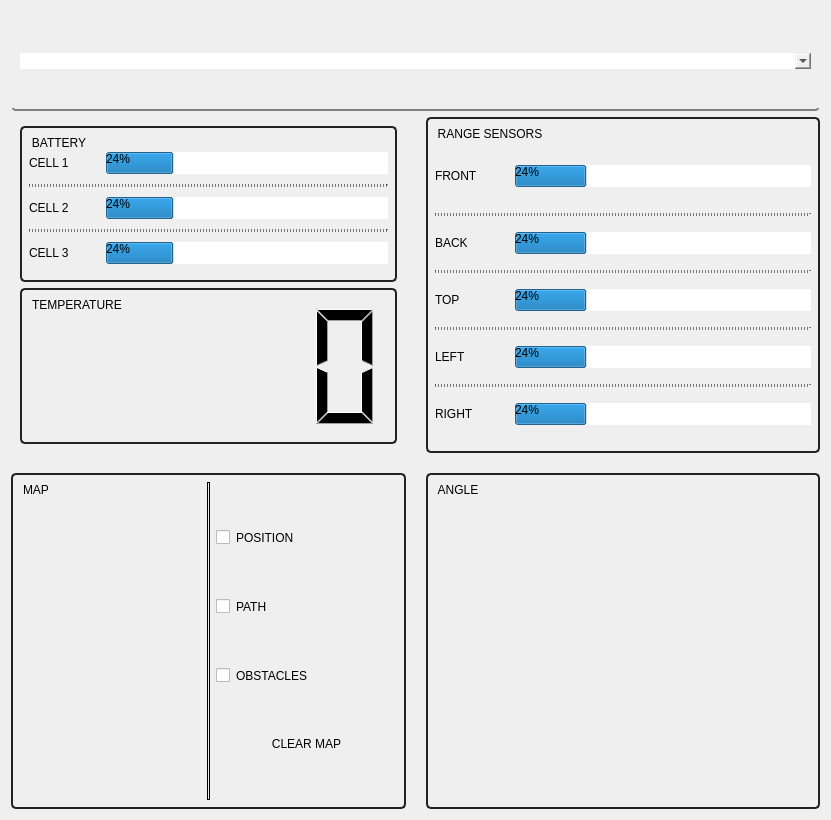
This is dashboard/resource/dashboard.ui in GroupOfRobots/MiniRysRQT as Qt 5 draws it before an edit. The edited form follows.
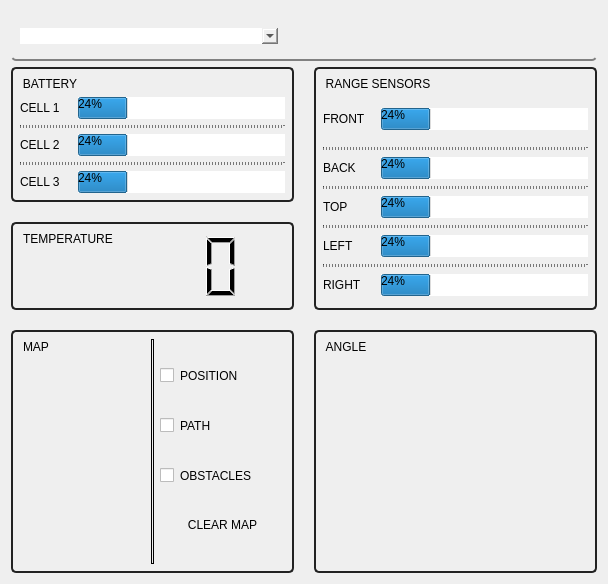
This is the edited form.

Commit message: stack on dashboard

Patch:
```diff
--- a/dashboard/resource/dashboard.ui
+++ b/dashboard/resource/dashboard.ui
@@ -6,8 +6,8 @@
    <rect>
     <x>0</x>
     <y>0</y>
-    <width>831</width>
-    <height>820</height>
+    <width>608</width>
+    <height>584</height>
    </rect>
   </property>
   <property name="windowTitle">
@@ -19,10 +19,16 @@
   <layout class="QVBoxLayout" name="verticalLayout">
    <item>
     <widget class="QGroupBox" name="groupBox">
+     <property name="minimumSize">
+      <size>
+       <width>0</width>
+       <height>50</height>
+      </size>
+     </property>
      <property name="maximumSize">
       <size>
        <width>16777215</width>
-       <height>100</height>
+       <height>50</height>
       </size>
      </property>
      <property name="styleSheet">
@@ -42,11 +48,37 @@
       <item>
        <widget class="QComboBox" name="comboBox"/>
       </item>
+      <item>
+       <widget class="QFrame" name="frame">
+        <property name="frameShape">
+         <enum>QFrame::StyledPanel</enum>
+        </property>
+        <property name="frameShadow">
+         <enum>QFrame::Raised</enum>
+        </property>
+       </widget>
+      </item>
+      <item>
+       <widget class="QFrame" name="frame_2">
+        <property name="maximumSize">
+         <size>
+          <width>40</width>
+          <height>40</height>
+         </size>
+        </property>
+        <property name="frameShape">
+         <enum>QFrame::StyledPanel</enum>
+        </property>
+        <property name="frameShadow">
+         <enum>QFrame::Raised</enum>
+        </property>
+       </widget>
+      </item>
      </layout>
     </widget>
    </item>
    <item>
-    <layout class="QGridLayout" name="gridLayout_2">
+    <layout class="QGridLayout" name="cardsWrapper">
      <property name="leftMargin">
       <number>0</number>
      </property>
@@ -128,8 +160,146 @@
        </layout>
       </widget>
      </item>
+     <item row="0" column="0">
+      <layout class="QVBoxLayout" name="verticalLayout_5" stretch="0,0">
+       <property name="sizeConstraint">
+        <enum>QLayout::SetDefaultConstraint</enum>
+       </property>
+       <property name="bottomMargin">
+        <number>0</number>
+       </property>
+       <item>
+        <widget class="QGroupBox" name="groupBox_2">
+         <property name="styleSheet">
+          <string notr="true"> QGroupBox {
+ background-color: qlineargradient(x1: 0, y1: 0, x2: 0, y2: 1,
+                                   stop: 0 #bbbbbb, stop: 1 #eeeeee);
+ border: 2px solid #222222;
+ border-radius: 5px;
+ margin-top: 0; /* leave space at the top for the title */
+
+}
+
+QGroupBox:title {
+	top: 10px;
+	left:10px;
+}</string>
+         </property>
+         <property name="title">
+          <string>BATTERY</string>
+         </property>
+         <layout class="QVBoxLayout" name="verticalLayout_4">
+          <property name="topMargin">
+           <number>30</number>
+          </property>
+          <item>
+           <layout class="QHBoxLayout" name="horizontalLayout_7" stretch="1,4">
+            <item>
+             <widget class="QLabel" name="label_7">
+              <property name="text">
+               <string>CELL 1</string>
+              </property>
+             </widget>
+            </item>
+            <item>
+             <widget class="QProgressBar" name="progressBar_6">
+              <property name="value">
+               <number>24</number>
+              </property>
+             </widget>
+            </item>
+           </layout>
+          </item>
+          <item>
+           <widget class="Line" name="line_7">
+            <property name="styleSheet">
+             <string notr="true">border: 1px dashed black;</string>
+            </property>
+            <property name="orientation">
+             <enum>Qt::Horizontal</enum>
+            </property>
+           </widget>
+          </item>
+          <item>
+           <layout class="QHBoxLayout" name="horizontalLayout_8" stretch="1,4">
+            <item>
+             <widget class="QLabel" name="label_8">
+              <property name="text">
+               <string>CELL 2</string>
+              </property>
+             </widget>
+            </item>
+            <item>
+             <widget class="QProgressBar" name="progressBar_7">
+              <property name="value">
+               <number>24</number>
+              </property>
+             </widget>
+            </item>
+           </layout>
+          </item>
+          <item>
+           <widget class="Line" name="line_8">
+            <property name="styleSheet">
+             <string notr="true">border: 1px dashed black;</string>
+            </property>
+            <property name="orientation">
+             <enum>Qt::Horizontal</enum>
+            </property>
+           </widget>
+          </item>
+          <item>
+           <layout class="QHBoxLayout" name="horizontalLayout_9" stretch="1,4">
+            <item>
+             <widget class="QLabel" name="label_9">
+              <property name="text">
+               <string>CELL 3</string>
+              </property>
+             </widget>
+            </item>
+            <item>
+             <widget class="QProgressBar" name="progressBar_8">
+              <property name="value">
+               <number>24</number>
+              </property>
+             </widget>
+            </item>
+           </layout>
+          </item>
+         </layout>
+        </widget>
+       </item>
+       <item>
+        <widget class="QGroupBox" name="groupBox_7">
+         <property name="styleSheet">
+          <string notr="true"> QGroupBox {
+ background-color: qlineargradient(x1: 0, y1: 0, x2: 0, y2: 1,
+                                   stop: 0 #bbbbbb, stop: 1 #eeeeee);
+ border: 2px solid #222222;
+ border-radius: 5px;
+ margin-top: 0; /* leave space at the top for the title */
+
+}
+
+QGroupBox:title {
+	top: 10px;
+	left:10px;
+}</string>
+         </property>
+         <property name="title">
+          <string>TEMPERATURE</string>
+         </property>
+         <layout class="QVBoxLayout" name="verticalLayout_6">
+          <item>
+           <widget class="QLCDNumber" name="lcdNumber"/>
+          </item>
+         </layout>
+        </widget>
+       </item>
+      </layout>
+     </item>
      <item row="0" column="1">
-      <widget class="QGroupBox" name="groupBox_3">
+      <widget class="QGroupBox" name="rangeSensorsWrapper">
        <property name="styleSheet">
         <string notr="true"> QGroupBox {
  background-color: qlineargradient(x1: 0, y1: 0, x2: 0, y2: 1,
@@ -148,19 +318,12 @@
        <property name="title">
         <string>RANGE SENSORS</string>
        </property>
-       <layout class="QVBoxLayout" name="verticalLayout_2" stretch="0,0,0,0,0,0,0,0,0,0">
+       <layout class="QVBoxLayout" name="verticalLayout_2" stretch="0,0,0,0,0,0,0,0,0">
+        <property name="topMargin">
+         <number>30</number>
+        </property>
         <item>
-         <widget class="Line" name="line_5">
-          <property name="styleSheet">
-           <string notr="true">margin:10px;</string>
-          </property>
-          <property name="orientation">
-           <enum>Qt::Horizontal</enum>
-          </property>
-         </widget>
-        </item>
-        <item>
-         <layout class="QHBoxLayout" name="horizontalLayout_2" stretch="1,4">
+         <layout class="QHBoxLayout" name="frontSensor" stretch="1,4">
           <property name="topMargin">
            <number>10</number>
           </property>
@@ -168,14 +331,14 @@
            <number>10</number>
           </property>
           <item>
-           <widget class="QLabel" name="label_2">
+           <widget class="QLabel" name="frontSensorLabel">
             <property name="text">
              <string>FRONT</string>
             </property>
            </widget>
           </item>
           <item>
-           <widget class="QProgressBar" name="progressBar">
+           <widget class="QProgressBar" name="frontSensorProgressBar">
             <property name="value">
              <number>24</number>
             </property>
@@ -194,16 +357,16 @@
          </widget>
         </item>
         <item>
-         <layout class="QHBoxLayout" name="horizontalLayout_6" stretch="1,4">
+         <layout class="QHBoxLayout" name="backSensor" stretch="1,4">
           <item>
-           <widget class="QLabel" name="label_3">
+           <widget class="QLabel" name="backSensorLabel">
             <property name="text">
              <string>BACK</string>
             </property>
            </widget>
           </item>
           <item>
-           <widget class="QProgressBar" name="progressBar_2">
+           <widget class="QProgressBar" name="backSensorProgressBar">
             <property name="value">
              <number>24</number>
             </property>
@@ -222,16 +385,16 @@
          </widget>
         </item>
         <item>
-         <layout class="QHBoxLayout" name="horizontalLayout_5" stretch="1,4">
+         <layout class="QHBoxLayout" name="topSensorProgressBar" stretch="1,4">
           <item>
-           <widget class="QLabel" name="label_4">
+           <widget class="QLabel" name="topSensorLabel">
             <property name="text">
              <string>TOP  </string>
             </property>
            </widget>
           </item>
           <item>
-           <widget class="QProgressBar" name="progressBar_3">
+           <widget class="QProgressBar" name="topSensorProgressBar_2">
             <property name="value">
              <number>24</number>
             </property>
@@ -250,16 +413,16 @@
          </widget>
         </item>
         <item>
-         <layout class="QHBoxLayout" name="horizontalLayout_3" stretch="1,4">
+         <layout class="QHBoxLayout" name="leftSensor" stretch="1,4">
           <item>
-           <widget class="QLabel" name="label_5">
+           <widget class="QLabel" name="leftSensorLabel">
             <property name="text">
              <string>LEFT</string>
             </property>
            </widget>
           </item>
           <item>
-           <widget class="QProgressBar" name="progressBar_4">
+           <widget class="QProgressBar" name="leftSensorProgressBar">
             <property name="value">
              <number>24</number>
             </property>
@@ -278,16 +441,16 @@
          </widget>
         </item>
         <item>
-         <layout class="QHBoxLayout" name="horizontalLayout_4" stretch="1,4">
+         <layout class="QHBoxLayout" name="rightSensor" stretch="1,4">
           <item>
-           <widget class="QLabel" name="label_6">
+           <widget class="QLabel" name="rightSensorLabel">
             <property name="text">
              <string>RIGHT</string>
             </property>
            </widget>
           </item>
           <item>
-           <widget class="QProgressBar" name="progressBar_5">
+           <widget class="QProgressBar" name="rightSensorProgressBar">
             <property name="value">
              <number>24</number>
             </property>
@@ -298,157 +461,6 @@
        </layout>
       </widget>
      </item>
-     <item row="0" column="0">
-      <layout class="QVBoxLayout" name="verticalLayout_5" stretch="0">
-       <property name="sizeConstraint">
-        <enum>QLayout::SetDefaultConstraint</enum>
-       </property>
-       <item>
-        <widget class="QGroupBox" name="groupBox_6">
-         <property name="title">
-          <string/>
-         </property>
-         <layout class="QVBoxLayout" name="verticalLayout_9" stretch="0,0">
-          <item>
-           <widget class="QGroupBox" name="groupBox_2">
-            <property name="styleSheet">
-             <string notr="true"> QGroupBox {
- background-color: qlineargradient(x1: 0, y1: 0, x2: 0, y2: 1,
-                                   stop: 0 #bbbbbb, stop: 1 #eeeeee);
- border: 2px solid #222222;
- border-radius: 5px;
- margin-top: 0; /* leave space at the top for the title */
-
-}
-
-QGroupBox:title {
-	top: 10px;
-	left:10px;
-}</string>
-            </property>
-            <property name="title">
-             <string>BATTERY</string>
-            </property>
-            <layout class="QVBoxLayout" name="verticalLayout_4">
-             <item>
-              <widget class="Line" name="line_6">
-               <property name="styleSheet">
-                <string notr="true"/>
-               </property>
-               <property name="orientation">
-                <enum>Qt::Horizontal</enum>
-               </property>
-              </widget>
-             </item>
-             <item>
-              <layout class="QHBoxLayout" name="horizontalLayout_7" stretch="1,4">
-               <item>
-                <widget class="QLabel" name="label_7">
-                 <property name="text">
-                  <string>CELL 1</string>
-                 </property>
-                </widget>
-               </item>
-               <item>
-                <widget class="QProgressBar" name="progressBar_6">
-                 <property name="value">
-                  <number>24</number>
-                 </property>
-                </widget>
-               </item>
-              </layout>
-             </item>
-             <item>
-              <widget class="Line" name="line_7">
-               <property name="styleSheet">
-                <string notr="true">border: 1px dashed black;</string>
-               </property>
-               <property name="orientation">
-                <enum>Qt::Horizontal</enum>
-               </property>
-              </widget>
-             </item>
-             <item>
-              <layout class="QHBoxLayout" name="horizontalLayout_8" stretch="1,4">
-               <item>
-                <widget class="QLabel" name="label_8">
-                 <property name="text">
-                  <string>CELL 2</string>
-                 </property>
-                </widget>
-               </item>
-               <item>
-                <widget class="QProgressBar" name="progressBar_7">
-                 <property name="value">
-                  <number>24</number>
-                 </property>
-                </widget>
-               </item>
-              </layout>
-             </item>
-             <item>
-              <widget class="Line" name="line_8">
-               <property name="styleSheet">
-                <string notr="true">border: 1px dashed black;</string>
-               </property>
-               <property name="orientation">
-                <enum>Qt::Horizontal</enum>
-               </property>
-              </widget>
-             </item>
-             <item>
-              <layout class="QHBoxLayout" name="horizontalLayout_9" stretch="1,4">
-               <item>
-                <widget class="QLabel" name="label_9">
-                 <property name="text">
-                  <string>CELL 3</string>
-                 </property>
-                </widget>
-               </item>
-               <item>
-                <widget class="QProgressBar" name="progressBar_8">
-                 <property name="value">
-                  <number>24</number>
-                 </property>
-                </widget>
-               </item>
-              </layout>
-             </item>
-            </layout>
-           </widget>
-          </item>
-          <item>
-           <widget class="QGroupBox" name="groupBox_7">
-            <property name="styleSheet">
-             <string notr="true"> QGroupBox {
- background-color: qlineargradient(x1: 0, y1: 0, x2: 0, y2: 1,
-                                   stop: 0 #bbbbbb, stop: 1 #eeeeee);
- border: 2px solid #222222;
- border-radius: 5px;
- margin-top: 0; /* leave space at the top for the title */
-
-}
-
-QGroupBox:title {
-	top: 10px;
-	left:10px;
-}</string>
-            </property>
-            <property name="title">
-             <string>TEMPERATURE</string>
-            </property>
-            <layout class="QVBoxLayout" name="verticalLayout_6">
-             <item>
-              <widget class="QLCDNumber" name="lcdNumber"/>
-             </item>
-            </layout>
-           </widget>
-          </item>
-         </layout>
-        </widget>
-       </item>
-      </layout>
-     </item>
      <item row="2" column="1">
       <widget class="QGroupBox" name="groupBox_5">
        <property name="styleSheet">
```
The commit also changes 6 other files.
